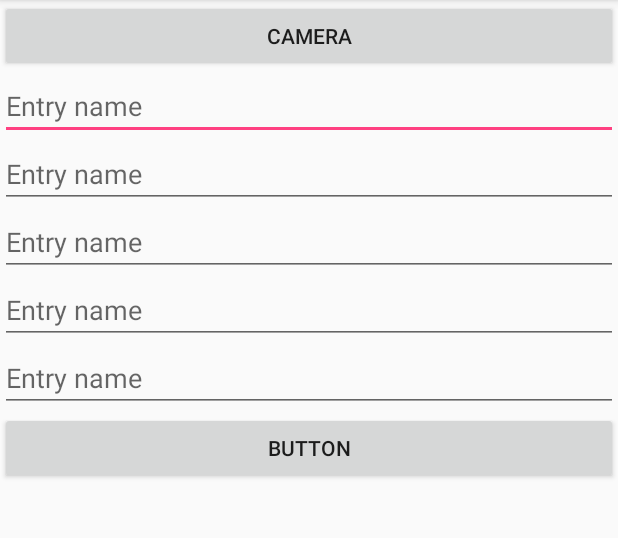
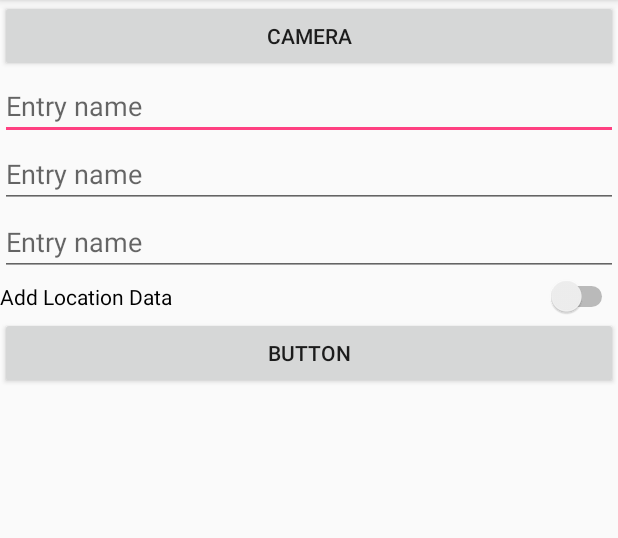
Before and after one commit to SHeija/PlantSpotting, an Android app: the screen it shows after launch (AddNewEntry), in the options menu, after a tap on "Add Entry", on a phone screen of 412 x 824 dp, the part 84-622 px from its top. Run offline under Robolectric (Android 15) with nearby library versions, the phone set to English and light mode, and no system bars; our stand-ins replace Room's generated code.

Commit message:
All features in, entries with images chug memory and cause crashes

```diff
--- a/app/src/main/AndroidManifest.xml
+++ b/app/src/main/AndroidManifest.xml
@@ -4,7 +4,7 @@
     <uses-feature android:name="android.hardware.camera"
         android:required="true" />
 
-
+    <uses-permission android:name="android.permission.ACCESS_COARSE_LOCATION"/>
 
     <application
         android:allowBackup="true"
--- a/app/src/main/java/fi/haaga_helia/sheija/plantspotting/MainActivity.java
+++ b/app/src/main/java/fi/haaga_helia/sheija/plantspotting/MainActivity.java
@@ -16,7 +16,10 @@ import android.widget.Adapter;
 import android.widget.Button;
 import android.widget.TextView;
 
+import java.io.File;
 import java.util.ArrayList;
+import java.util.Calendar;
+import java.util.Date;
 import java.util.List;
 import java.util.UUID;
 
@@ -85,6 +88,12 @@ public class MainActivity extends AppCompatActivity {
                 return true;
 
             case R.id.menuRemoveAll:
+                for(Entry entry :entryList){
+                    if (entry.getImagePath() != null){
+                        File temp = new File(entry.getImagePath());
+                        temp.delete();
+                    }
+                }
                 db.entryDao().exterminatus();
                 refreshList(db);
                 adapter.notifyDataSetChanged();
@@ -95,17 +104,20 @@ public class MainActivity extends AppCompatActivity {
     }
 
 
-    private Entry testData(){
+    private Entry testData(int i){
         Entry testentry = new Entry();
-        testentry.setName(UUID.randomUUID().toString());
-        testentry.setLatinName(UUID.randomUUID().toString());
-        testentry.setNote(UUID.randomUUID().toString());
+        testentry.setName("Name #"+i);
+        testentry.setLatinName("LatName #"+i);
+        Date currentTime = Calendar.getInstance().getTime();
+        testentry.setDate(currentTime.toString());
+        testentry.setLocation("(50.00, 50.50");
+        testentry.setNote("Note #"+i);
         return testentry;
     }
 
     private void addTestData(AppDatabase db, int howMany){
             for (int i = 0; i<howMany; i++){
-                db.entryDao().insert(testData());
+                db.entryDao().insert(testData(i));
             }
             showToast("test data added");
             recreate();
--- a/app/src/main/res/layout/activity_add_new_entry.xml
+++ b/app/src/main/res/layout/activity_add_new_entry.xml
@@ -7,6 +7,11 @@
     android:layout_height="match_parent"
     tools:context=".AddNewEntry">
 
+    <ImageView
+        android:id="@+id/previewImageView"
+        android:contentDescription="preview image"
+        android:layout_width="wrap_content"
+        android:layout_height="wrap_content" />
     <Button
         android:id="@+id/cameraButton"
         android:layout_width="match_parent"
@@ -33,26 +38,6 @@
         tools:layout_editor_absoluteY="9dp" />
 
     <EditText
-        android:id="@+id/addDateEditText"
-        android:layout_width="match_parent"
-        android:layout_height="wrap_content"
-        android:ems="10"
-        android:hint="Entry name"
-        android:inputType="textPersonName"
-        tools:layout_editor_absoluteX="0dp"
-        tools:layout_editor_absoluteY="9dp" />
-
-    <EditText
-        android:id="@+id/addLocationEditText"
-        android:layout_width="match_parent"
-        android:layout_height="wrap_content"
-        android:ems="10"
-        android:hint="Entry name"
-        android:inputType="textPersonName"
-        tools:layout_editor_absoluteX="0dp"
-        tools:layout_editor_absoluteY="9dp" />
-
-    <EditText
         android:id="@+id/addNoteEditText"
         android:layout_width="match_parent"
         android:layout_height="wrap_content"
@@ -62,6 +47,12 @@
         tools:layout_editor_absoluteX="0dp"
         tools:layout_editor_absoluteY="9dp" />
 
+    <Switch
+        android:id="@+id/locationSwitch"
+        android:layout_width="match_parent"
+        android:layout_height="wrap_content"
+        android:text="Add Location Data" />
+
     <Button
         android:id="@+id/addButton"
         android:layout_width="match_parent"
```
Also changed, not shown: app/src/main/java/fi/haaga_helia/sheija/plantspotting/AddNewEntry.java (+73 -6 lines), app/src/main/java/fi/haaga_helia/sheija/plantspotting/RecyclerViewAdapter.java (+32 -3 lines).
